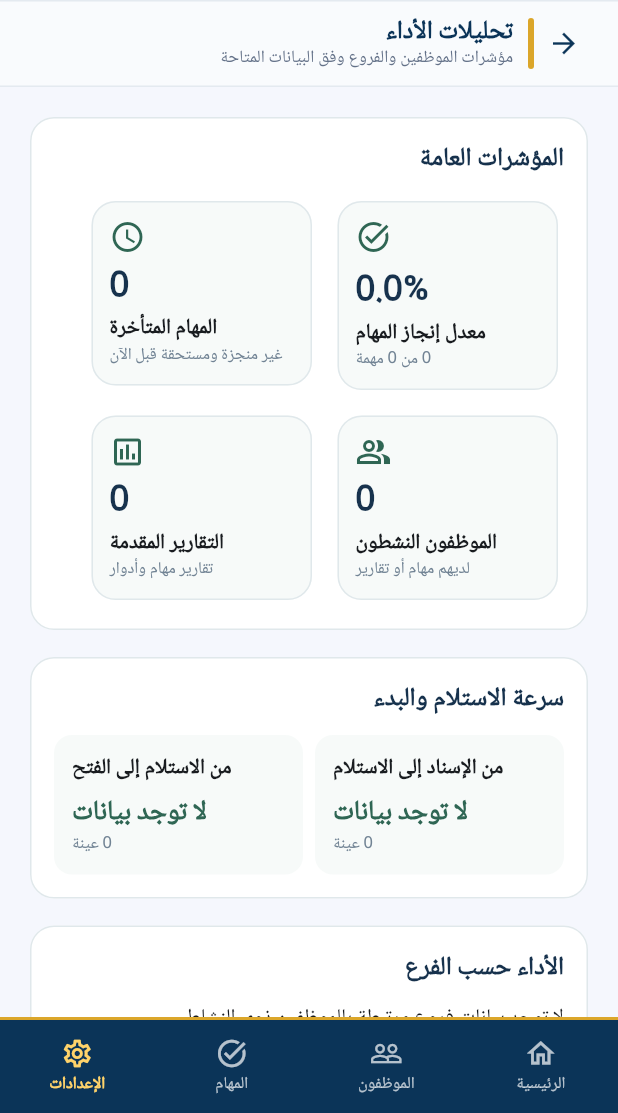
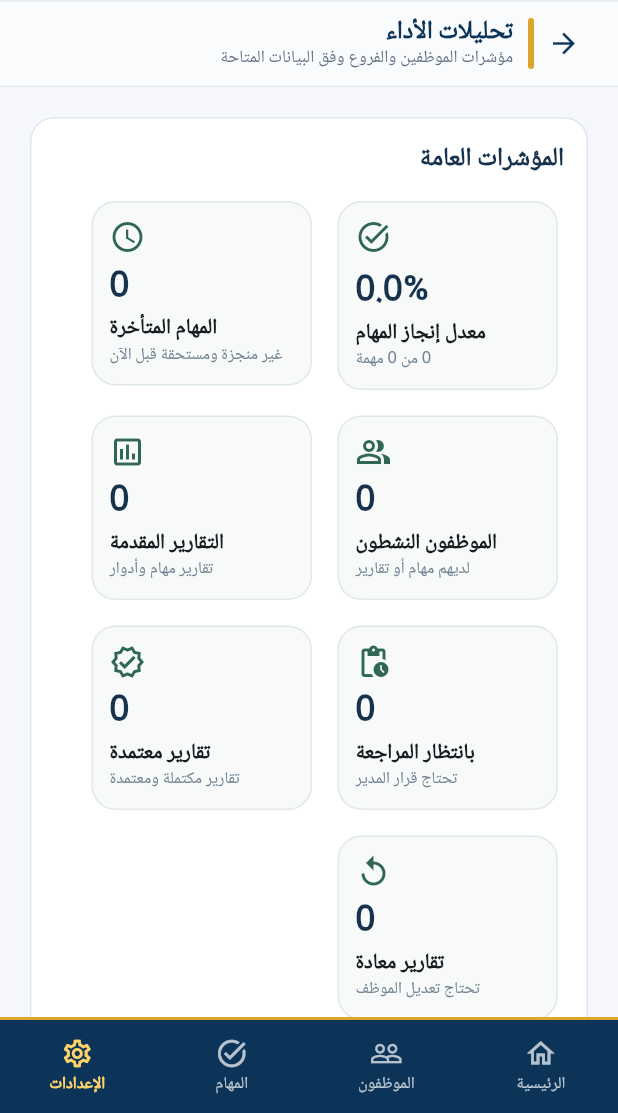
Before and after one commit to kmy74652-sys/-, a Flutter app: the PerformanceAnalyticsScreen screen opened by its route, on a phone screen of 412 x 824 dp, the part 123-1236 px from its top. Run offline on Flutter 3.47's test engine with Material 3 defaults, Android fonts, the phone set to English and light mode, and no system bars; our stand-ins replace app_links, connectivity_plus, file_picker, flutter_local_notifications, flutter_riverpod, go_router and 3 more; accounts and stored records are empty; network calls fail.

Commit message:
feat: add manager report analytics dashboard

```diff
--- a/apps/flutter/lib/features/admin/performance_analytics_screen.dart
+++ b/apps/flutter/lib/features/admin/performance_analytics_screen.dart
@@ -21,6 +21,7 @@ class _PerformanceAnalyticsScreenState
   List<_Employee> _employees = [];
   List<_Branch> _branches = [];
   _Delivery _delivery = _Delivery();
+  Map<String, int> _reportStatusCounts = {};
 
   static const _roleNames = <String, String>{
     'owner': 'صاحب المؤسسة',
@@ -111,17 +112,22 @@ class _PerformanceAnalyticsScreenState
         primary.putIfAbsent(_str(member['user_id']), () => assignment);
       }
       final reportCounts = <String, int>{};
+      final reportStatusCounts = <String, int>{};
       for (final row in taskReports) {
         if (row['status'] != null && _str(row['submitted_by']).isNotEmpty) {
           final id = _str(row['submitted_by']);
           reportCounts[id] = (reportCounts[id] ?? 0) + 1;
         }
+        final status = _str(row['status']);
+        if (status.isNotEmpty) reportStatusCounts[status] = (reportStatusCounts[status] ?? 0) + 1;
       }
       for (final row in roleReports) {
         if (row['status'] != null && _str(row['employee_user_id']).isNotEmpty) {
           final id = _str(row['employee_user_id']);
           reportCounts[id] = (reportCounts[id] ?? 0) + 1;
         }
+        final status = _str(row['status']);
+        if (status.isNotEmpty) reportStatusCounts[status] = (reportStatusCounts[status] ?? 0) + 1;
       }
       final byUser = <String, _Employee>{};
       for (final member in members) {
@@ -148,7 +154,7 @@ class _PerformanceAnalyticsScreenState
         if (employee == null) continue;
         final status = _str(task['status']);
         final priority = _str(task['priority'], 'normal');
-        final bucket = ['critical', 'urgent', 'important'].contains(priority)
+        final bucket = ['low', 'normal', 'high', 'urgent'].contains(priority)
             ? priority
             : 'normal';
         final isDone = _isDone(status);
@@ -201,6 +207,7 @@ class _PerformanceAnalyticsScreenState
         _branches = branchMap.values.toList()
           ..sort((a, b) => b.rate.compareTo(a.rate));
         _delivery = overallDelivery;
+        _reportStatusCounts = reportStatusCounts;
       });
     } catch (error) {
       if (mounted) setState(() => _error = _errorMessage(error));
@@ -303,6 +310,8 @@ class _PerformanceAnalyticsScreenState
                     ),
                   _overviewCard(),
                   const SizedBox(height: 10),
+                  _reportStatusCard(),
+                  const SizedBox(height: 10),
                   _deliveryCard(),
                   const SizedBox(height: 10),
                   _branchCards(),
@@ -343,6 +352,65 @@ class _PerformanceAnalyticsScreenState
           '$_reports',
           'تقارير مهام وأدوار',
           Icons.assessment_outlined,
+        ),
+        _metric(
+          'بانتظار المراجعة',
+          '${_reportStatusCounts['submitted'] ?? 0}',
+          'تحتاج قرار المدير',
+          Icons.pending_actions_outlined,
+        ),
+        _metric(
+          'تقارير معتمدة',
+          '${_reportStatusCounts['approved'] ?? 0}',
+          'تقارير مكتملة ومعتمدة',
+          Icons.verified_outlined,
+        ),
+        _metric(
+          'تقارير معادة',
+          '${_reportStatusCounts['returned'] ?? 0}',
+          'تحتاج تعديل الموظف',
+          Icons.replay_outlined,
+        ),
+      ],
+    ),
+  );
+
+  Widget _reportStatusCard() {
+    final items = <(String, String, Color)>[
+      ('submitted', 'بانتظار المراجعة', Colors.orange),
+      ('approved', 'معتمدة', Colors.green),
+      ('returned', 'معادة للتعديل', Colors.red),
+    ];
+    final total = items.fold<int>(0, (sum, item) => sum + (_reportStatusCounts[item.$1] ?? 0));
+    return SectionCard(
+      title: 'حالة التقارير',
+      child: Column(
+        crossAxisAlignment: CrossAxisAlignment.stretch,
+        children: [
+          for (final item in items) _reportBar(item.$2, _reportStatusCounts[item.$1] ?? 0, total, item.$3),
+          if (total == 0) const Text('لا توجد تقارير مرسلة حتى الآن.', textAlign: TextAlign.right),
+        ],
+      ),
+    );
+  }
+
+  Widget _reportBar(String label, int count, int total, Color color) => Padding(
+    padding: const EdgeInsets.only(bottom: 10),
+    child: Column(
+      crossAxisAlignment: CrossAxisAlignment.stretch,
+      children: [
+        Row(
+          children: [
+            Expanded(child: Text(label, textAlign: TextAlign.right)),
+            Text('$count', style: TextStyle(fontWeight: FontWeight.w800, color: color)),
+          ],
+        ),
+        const SizedBox(height: 4),
+        LinearProgressIndicator(
+          value: total == 0 ? 0 : count / total,
+          minHeight: 7,
+          color: color,
+          backgroundColor: const Color(0xFFE6ECEA),
         ),
       ],
     ),
@@ -546,7 +614,7 @@ class _PerformanceAnalyticsScreenState
             ),
             DropdownMenuItem(
               value: 'high',
-              child: Text('إنجاز المهام العاجلة والحرجة'),
+                child: Text('إنجاز المهام العالية والعاجلة'),
             ),
             DropdownMenuItem(
               value: 'delayed',
@@ -647,7 +715,7 @@ class _PerformanceAnalyticsScreenState
                     '${employee.rate.toStringAsFixed(1)}%',
                   ),
                   _detailStat(
-                    'إنجاز العاجل والحرج',
+                    'إنجاز العالية والعاجلة',
                     '${employee.highRate.toStringAsFixed(1)}%',
                   ),
                   _detailStat('المتأخرة', '${employee.delayed}'),
@@ -658,7 +726,7 @@ class _PerformanceAnalyticsScreenState
               SectionCard(
                 title: 'إحصاءات الأولوية',
                 child: Column(
-                  children: ['critical', 'urgent', 'important', 'normal']
+                  children: ['urgent', 'high', 'normal', 'low']
                       .map(
                         (priority) => ListTile(
                           dense: true,
@@ -769,10 +837,10 @@ class _PerformanceAnalyticsScreenState
 
   String _priorityName(String priority) =>
       const {
-        'critical': 'حرجة',
         'urgent': 'عاجلة',
-        'important': 'مهمة',
+        'high': 'عالية',
         'normal': 'عادية',
+        'low': 'منخفضة',
       }[priority] ??
       priority;
   String _statusName(String status) =>
@@ -781,6 +849,11 @@ class _PerformanceAnalyticsScreenState
         'approved': 'معتمدة',
         'cancelled': 'ملغاة',
         'report_submitted': 'التقرير مقدم',
+        'submitted': 'مرسل للمراجعة',
+        'pending': 'لم يبدأ',
+        'needs_revision': 'يحتاج تعديل',
+        'returned': 'معاد للتعديل',
+        'late': 'متأخرة',
         'in_progress': 'قيد التنفيذ',
         'received': 'تم الاستلام',
         'new': 'جديدة',
@@ -865,24 +938,24 @@ class _Employee {
   final int reports;
   int delayed = 0;
   final Map<String, int> required = {
-    'critical': 0,
     'urgent': 0,
-    'important': 0,
+    'high': 0,
     'normal': 0,
+    'low': 0,
   };
   final Map<String, int> done = {
-    'critical': 0,
     'urgent': 0,
-    'important': 0,
+    'high': 0,
     'normal': 0,
+    'low': 0,
   };
   final List<_Task> tasks = [];
   final _Delivery delivery = _Delivery();
   int get totalRequired => required.values.fold(0, (a, b) => a + b);
   int get totalDone => done.values.fold(0, (a, b) => a + b);
   int get highRequired =>
-      (required['critical'] ?? 0) + (required['urgent'] ?? 0);
-  int get highDone => (done['critical'] ?? 0) + (done['urgent'] ?? 0);
+      (required['high'] ?? 0) + (required['urgent'] ?? 0);
+  int get highDone => (done['high'] ?? 0) + (done['urgent'] ?? 0);
   double get rate => totalRequired == 0 ? 0 : totalDone * 100 / totalRequired;
   double get highRate =>
       highRequired == 0 ? 100 : highDone * 100 / highRequired;
```
